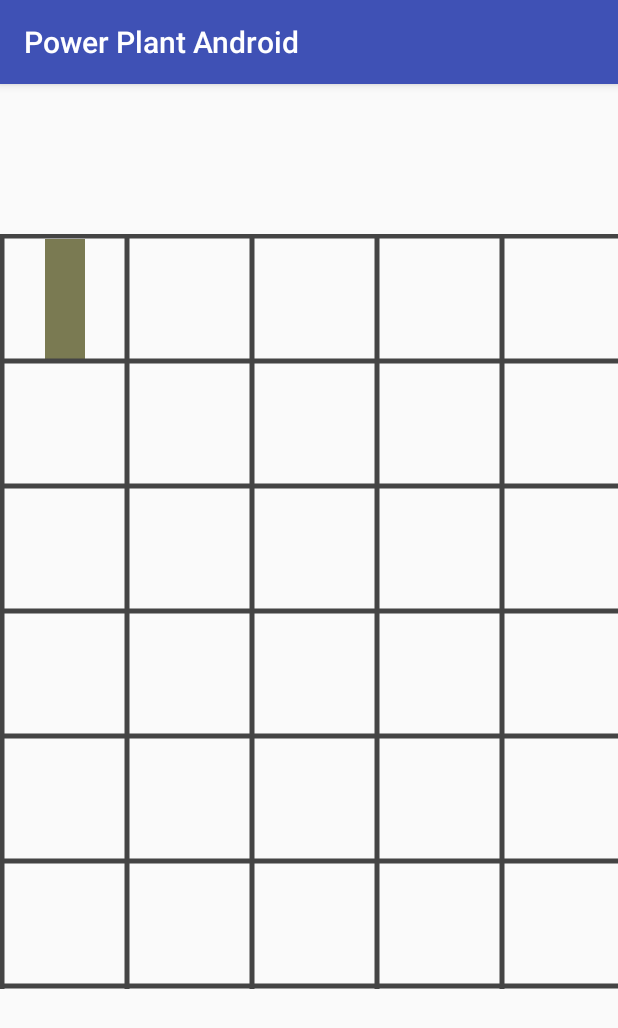
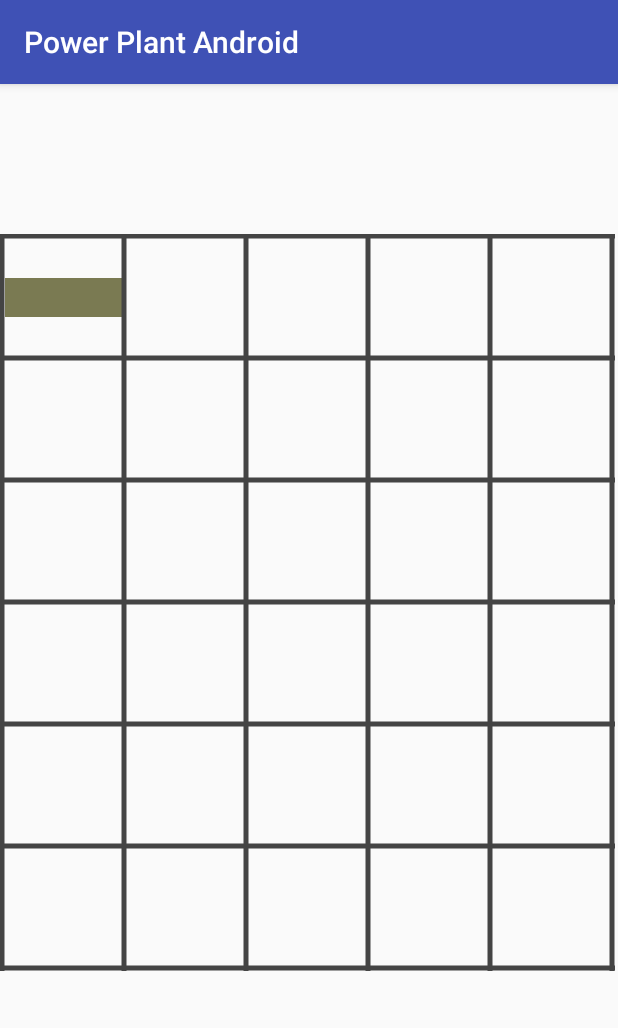
Before and after one commit to FelipeSetembrino/PowerPlantAndroid, an Android app: the screen it shows after launch (MainActivity), on a phone screen of 412 x 824 dp. Shown: the top 1028 px of the screen. Run offline under Robolectric (Android 15) with nearby library versions, the phone set to English and light mode, and no system bars.

Commit message:
Mais
Adicionado mais ações

```diff
--- a/app/src/main/java/plant/power/powerplantandroid/Controle.java
+++ b/app/src/main/java/plant/power/powerplantandroid/Controle.java
@@ -5,4 +5,5 @@ package plant.power.powerplantandroid;
  */
 
 public class Controle {
+
 }
--- a/app/src/main/java/plant/power/powerplantandroid/MainActivity.java
+++ b/app/src/main/java/plant/power/powerplantandroid/MainActivity.java
@@ -17,16 +17,16 @@ public class MainActivity extends AppCompatActivity implements OnTileTouchListen
 
         tilePanel = findViewById(R.id.tilepanel);
 
-        tilePanel.setTile(0,0,new LineTile(1));
+        tilePanel.setTile(0,0,new LineTile(0));
+
+        tilePanel.setListener(this);
 
     }
 
 
-
-
-
     @Override
     public boolean onClick(int xTile, int yTile) {
+        tilePanel.setTile(xTile,yTile,new LineTile(1));
         return false;
     }
 
--- a/app/src/main/res/layout/activity_main.xml
+++ b/app/src/main/res/layout/activity_main.xml
@@ -15,7 +15,7 @@
 
     <TilePacket.TilePanel
         android:id="@+id/tilepanel"
-        android:layout_width="420dp"
+        android:layout_width="match_parent"
         android:layout_height="wrap_content"
         app:gridLine="5"
         app:heightTiles="6"
```
